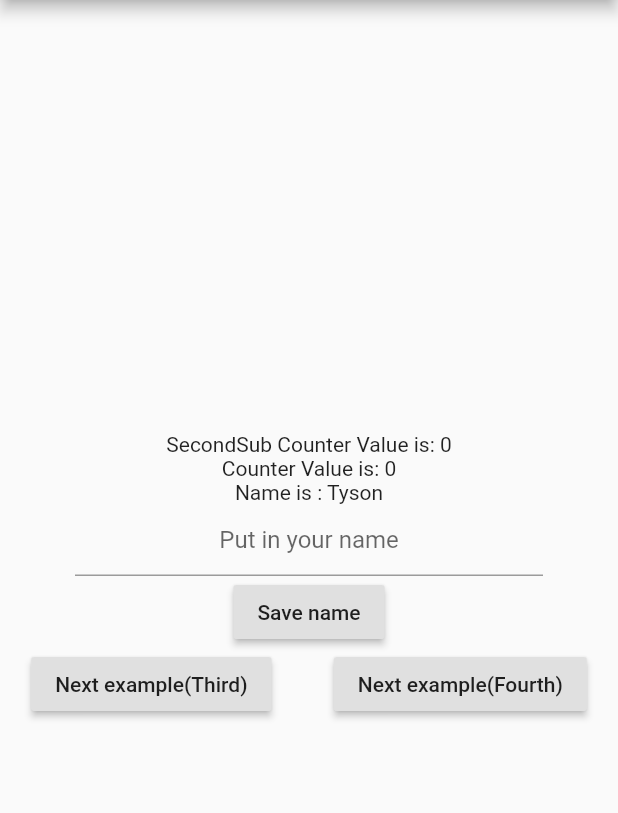
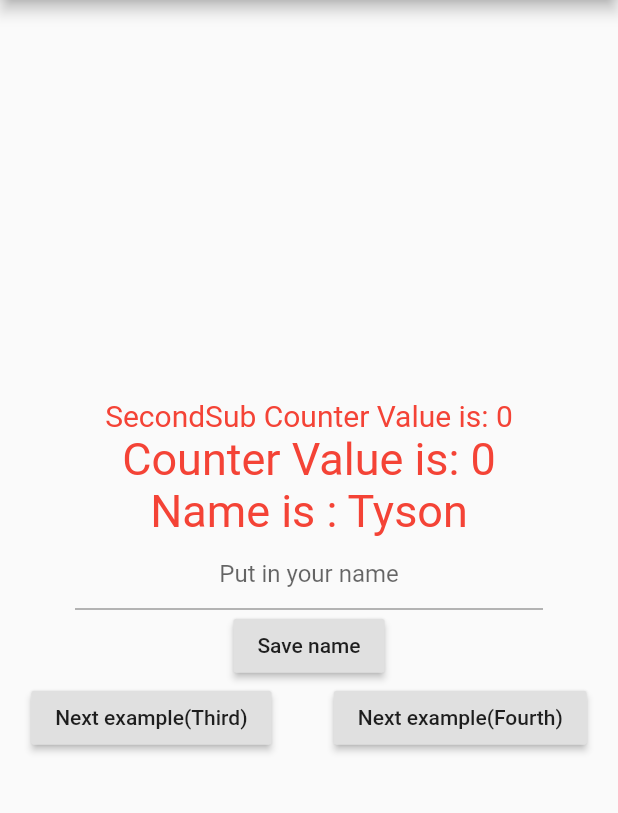
Before and after one commit to FrazileDevelopers/flutter-provider-example, a Flutter app: the SecondScreen screen opened by its route, on a phone screen of 412 x 824 dp, the part 84-897 px from its top. Run offline on Flutter 3.47's test engine with Material 2 defaults, Android fonts, the phone set to English and light mode, and no system bars; our stand-ins replace rxdart.

Commit message:
no message

```diff
--- a/lib/screen/second.dart
+++ b/lib/screen/second.dart
@@ -18,8 +18,8 @@ class SecondScreen extends StatelessWidget {
           mainAxisAlignment: MainAxisAlignment.center,
           children: <Widget>[
             SecondSub(), //This is sub widget
-            Text('Counter Value is: ${counterBloc.getCounter()}'),   // Also, it is not necessary to separate like SecondSub()
-            Text('Name is : ${nameBloc.getName()}'),
+            Text('Counter Value is: ${counterBloc.getCounter()}', style: TextStyle(fontSize: 30,color: Colors.red),),   // Also, it is not necessary to separate like SecondSub()
+            Text('Name is : ${nameBloc.getName()}',style: TextStyle(fontSize: 30,color: Colors.red),),
             Container(
               margin: EdgeInsets.only(right: 50,left:50),
               child: TextField(
--- a/lib/screen/second_sub.dart
+++ b/lib/screen/second_sub.dart
@@ -5,6 +5,6 @@ class SecondSub extends StatelessWidget {
   @override
   Widget build(BuildContext context) {
     final counterModel = Provider.of<CounterBloc>(context);
-    return Text('SecondSub Counter Value is: ${counterModel.getCounter()}');
+    return Text('SecondSub Counter Value is: ${counterModel.getCounter()}',style: TextStyle(fontSize: 20,color: Colors.red),);
   }
 }
```
Also changed, not shown: 2 other files.
